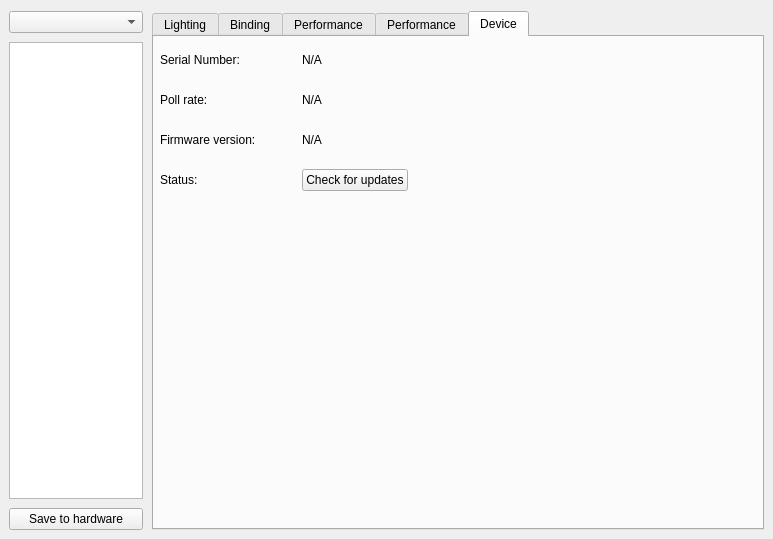
Old version of the form src/ckb/kbwidget.ui in the repository ckb-next/ckb-next.
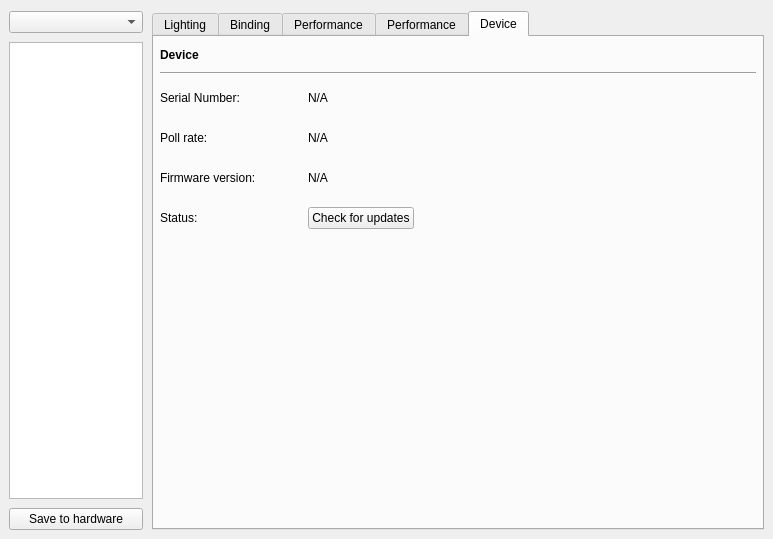
New version of the form. The open tabs and pages were chosen to show the change. Custom widgets are drawn as their Qt base class.

Commit message:
Set minimum header height on GUI tab widgets
Due to inconsistent header height, the tab content would get
pushed to a different vertical position, looking inconsistent.

This was obvious when switching between the lighting and binding
tabs, as the on screen keyboard would have a different vertical
position.

A header label with the device name was also added in the Device
tab to improve consistency.

```diff
--- a/src/ckb/kbwidget.ui
+++ b/src/ckb/kbwidget.ui
@@ -194,59 +194,7 @@
        <property name="bottomMargin">
         <number>6</number>
        </property>
-       <item row="4" column="0">
-        <widget class="QLabel" name="fwUpdLabel">
-         <property name="minimumSize">
-          <size>
-           <width>0</width>
-           <height>34</height>
-          </size>
-         </property>
-         <property name="text">
-          <string>Status:</string>
-         </property>
-        </widget>
-       </item>
-       <item row="6" column="2">
-        <spacer name="verticalSpacer">
-         <property name="orientation">
-          <enum>Qt::Vertical</enum>
-         </property>
-         <property name="sizeHint" stdset="0">
-          <size>
-           <width>20</width>
-           <height>40</height>
-          </size>
-         </property>
-        </spacer>
-       </item>
-       <item row="2" column="2">
-        <widget class="QLabel" name="fwLabel">
-         <property name="cursor">
-          <cursorShape>IBeamCursor</cursorShape>
-         </property>
-         <property name="text">
-          <string>N/A</string>
-         </property>
-         <property name="textInteractionFlags">
-          <set>Qt::LinksAccessibleByMouse|Qt::TextSelectableByMouse</set>
-         </property>
-        </widget>
-       </item>
-       <item row="0" column="0">
-        <widget class="QLabel" name="label_4">
-         <property name="minimumSize">
-          <size>
-           <width>0</width>
-           <height>34</height>
-          </size>
-         </property>
-         <property name="text">
-          <string>Serial Number:</string>
-         </property>
-        </widget>
-       </item>
-       <item row="2" column="1">
+       <item row="4" column="1">
         <spacer name="horizontalSpacer_2">
          <property name="orientation">
           <enum>Qt::Horizontal</enum>
@@ -262,7 +210,7 @@
          </property>
         </spacer>
        </item>
-       <item row="2" column="0">
+       <item row="4" column="0">
         <widget class="QLabel" name="label_9">
          <property name="minimumSize">
           <size>
@@ -275,20 +223,46 @@
          </property>
         </widget>
        </item>
-       <item row="0" column="2">
-        <widget class="QLabel" name="serialLabel">
-         <property name="cursor">
-          <cursorShape>IBeamCursor</cursorShape>
+       <item row="6" column="0">
+        <widget class="QLabel" name="fwUpdLabel">
+         <property name="minimumSize">
+          <size>
+           <width>0</width>
+           <height>34</height>
+          </size>
          </property>
          <property name="text">
-          <string>N/A</string>
-         </property>
-         <property name="textInteractionFlags">
-          <set>Qt::LinksAccessibleByMouse|Qt::TextSelectableByMouse</set>
+          <string>Status:</string>
          </property>
         </widget>
        </item>
        <item row="4" column="2">
+        <widget class="QLabel" name="fwLabel">
+         <property name="cursor">
+          <cursorShape>IBeamCursor</cursorShape>
+         </property>
+         <property name="text">
+          <string>N/A</string>
+         </property>
+         <property name="textInteractionFlags">
+          <set>Qt::LinksAccessibleByMouse|Qt::TextSelectableByMouse</set>
+         </property>
+        </widget>
+       </item>
+       <item row="2" column="0">
+        <widget class="QLabel" name="label_4">
+         <property name="minimumSize">
+          <size>
+           <width>0</width>
+           <height>34</height>
+          </size>
+         </property>
+         <property name="text">
+          <string>Serial Number:</string>
+         </property>
+        </widget>
+       </item>
+       <item row="6" column="2">
         <layout class="QHBoxLayout" name="fwUpdLayout">
          <item>
           <widget class="QPushButton" name="fwUpdButton">
@@ -312,7 +286,7 @@
          </item>
         </layout>
        </item>
-       <item row="1" column="0">
+       <item row="3" column="0">
         <widget class="QLabel" name="pollLabel2">
          <property name="minimumSize">
           <size>
@@ -325,13 +299,77 @@
          </property>
         </widget>
        </item>
-       <item row="1" column="2">
+       <item row="3" column="2">
         <widget class="QLabel" name="pollLabel">
          <property name="text">
           <string>N/A</string>
          </property>
         </widget>
        </item>
+       <item row="8" column="2">
+        <spacer name="verticalSpacer">
+         <property name="orientation">
+          <enum>Qt::Vertical</enum>
+         </property>
+         <property name="sizeHint" stdset="0">
+          <size>
+           <width>20</width>
+           <height>40</height>
+          </size>
+         </property>
+        </spacer>
+       </item>
+       <item row="2" column="2">
+        <widget class="QLabel" name="serialLabel">
+         <property name="cursor">
+          <cursorShape>IBeamCursor</cursorShape>
+         </property>
+         <property name="text">
+          <string>N/A</string>
+         </property>
+         <property name="textInteractionFlags">
+          <set>Qt::LinksAccessibleByMouse|Qt::TextSelectableByMouse</set>
+         </property>
+        </widget>
+       </item>
+       <item row="0" column="0" colspan="3">
+        <widget class="QLabel" name="devLabel">
+         <property name="sizePolicy">
+          <sizepolicy hsizetype="Expanding" vsizetype="Minimum">
+           <horstretch>0</horstretch>
+           <verstretch>0</verstretch>
+          </sizepolicy>
+         </property>
+         <property name="minimumSize">
+          <size>
+           <width>0</width>
+           <height>23</height>
+          </size>
+         </property>
+         <property name="font">
+          <font>
+           <weight>75</weight>
+           <bold>true</bold>
+          </font>
+         </property>
+         <property name="text">
+          <string>Device</string>
+         </property>
+        </widget>
+       </item>
+       <item row="1" column="0" colspan="3">
+        <widget class="Line" name="line">
+         <property name="sizePolicy">
+          <sizepolicy hsizetype="Expanding" vsizetype="Fixed">
+           <horstretch>0</horstretch>
+           <verstretch>0</verstretch>
+          </sizepolicy>
+         </property>
+         <property name="orientation">
+          <enum>Qt::Horizontal</enum>
+         </property>
+        </widget>
+       </item>
       </layout>
      </widget>
     </widget>
```
Left out of the diff: 2 changed lines with no effect on the pictures. The commit also changes 3 other files.
